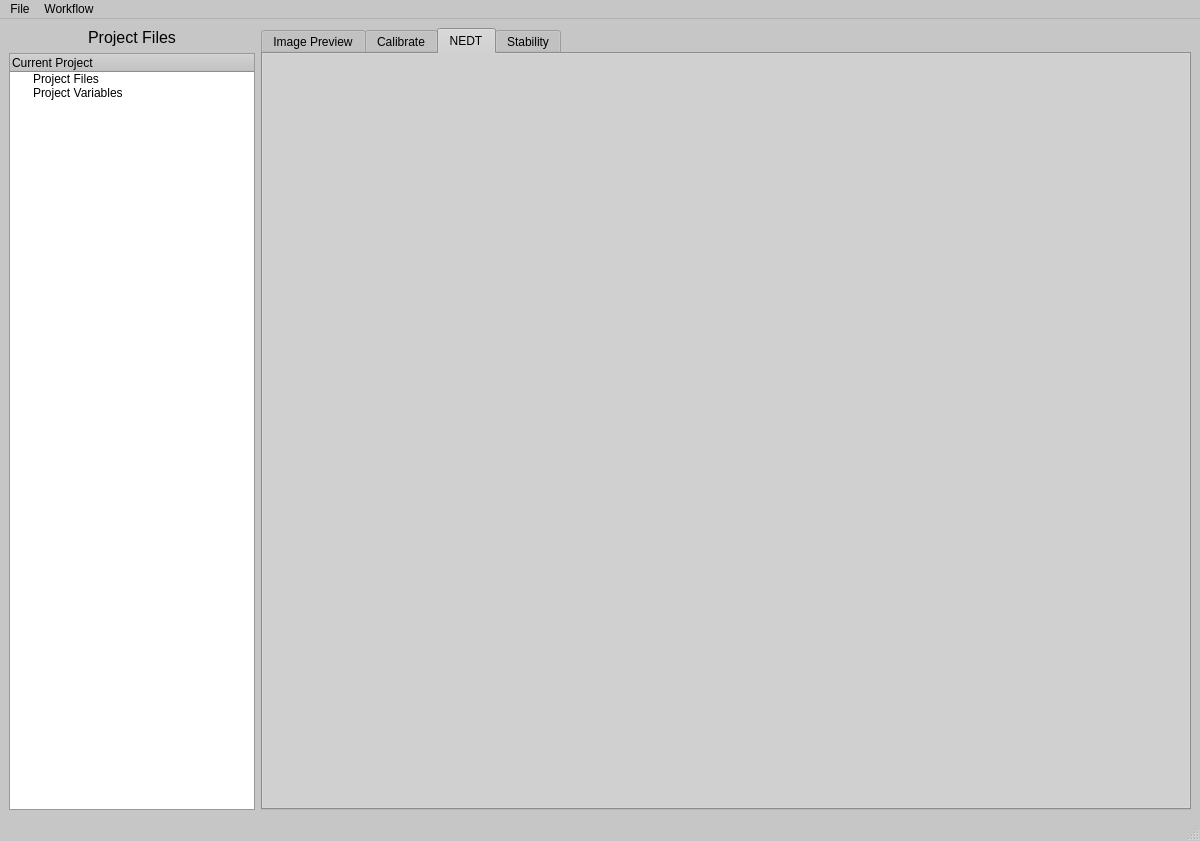
Qt form gui/form.ui (IccedLemonTea/SeniorProject) before a commit.
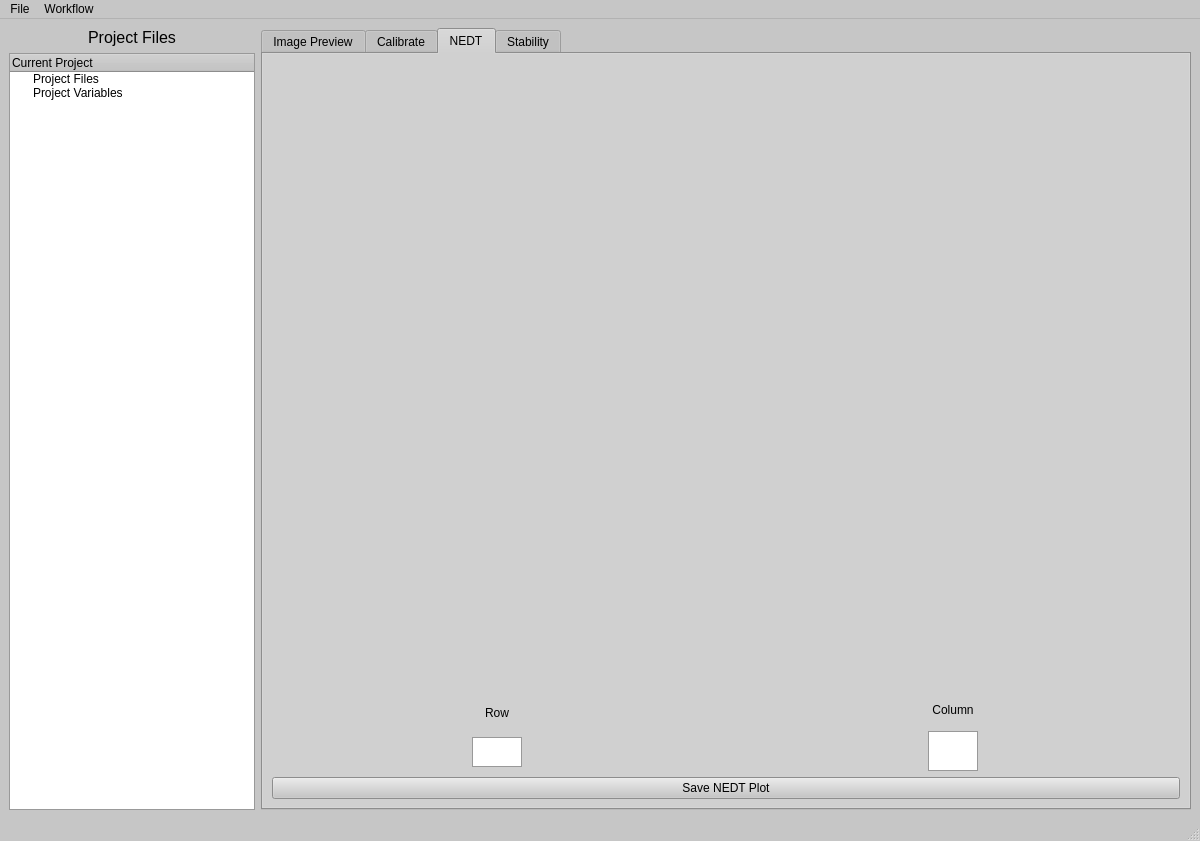
The same form after that commit. The open tabs and pages were chosen to show the change. Icons and pictures are not drawn.

Commit message: added NEDT visualization

Patch:
```diff
--- a/gui/form.ui
+++ b/gui/form.ui
@@ -915,7 +915,126 @@
          <attribute name="title">
           <string>NEDT</string>
          </attribute>
-         <layout class="QVBoxLayout" name="verticalLayout_5"/>
+         <layout class="QVBoxLayout" name="verticalLayout_5">
+          <item>
+           <widget class="QWidget" name="widgetNEDTPlot" native="true">
+            <property name="minimumSize">
+             <size>
+              <width>700</width>
+              <height>500</height>
+             </size>
+            </property>
+            <layout class="QVBoxLayout" name="verticalLayout_4"/>
+           </widget>
+          </item>
+          <item>
+           <layout class="QHBoxLayout" name="layoutNEDTRowCol">
+            <item>
+             <layout class="QVBoxLayout" name="layoutNEDTRow">
+              <property name="leftMargin">
+               <number>200</number>
+              </property>
+              <property name="rightMargin">
+               <number>200</number>
+              </property>
+              <item>
+               <widget class="QLabel" name="labelNEDTRow">
+                <property name="sizePolicy">
+                 <sizepolicy hsizetype="Preferred" vsizetype="Preferred">
+                  <horstretch>0</horstretch>
+                  <verstretch>0</verstretch>
+                 </sizepolicy>
+                </property>
+                <property name="minimumSize">
+                 <size>
+                  <width>0</width>
+                  <height>0</height>
+                 </size>
+                </property>
+                <property name="maximumSize">
+                 <size>
+                  <width>200</width>
+                  <height>30</height>
+                 </size>
+                </property>
+                <property name="text">
+                 <string>Row</string>
+                </property>
+                <property name="alignment">
+                 <set>Qt::AlignCenter</set>
+                </property>
+               </widget>
+              </item>
+              <item>
+               <widget class="QTextEdit" name="texteditNEDTRow">
+                <property name="sizePolicy">
+                 <sizepolicy hsizetype="Expanding" vsizetype="Expanding">
+                  <horstretch>0</horstretch>
+                  <verstretch>0</verstretch>
+                 </sizepolicy>
+                </property>
+                <property name="maximumSize">
+                 <size>
+                  <width>50</width>
+                  <height>30</height>
+                 </size>
+                </property>
+               </widget>
+              </item>
+             </layout>
+            </item>
+            <item>
+             <layout class="QVBoxLayout" name="layoutNEDTCol">
+              <property name="leftMargin">
+               <number>200</number>
+              </property>
+              <property name="rightMargin">
+               <number>200</number>
+              </property>
+              <item>
+               <widget class="QLabel" name="labelNEDTCol">
+                <property name="maximumSize">
+                 <size>
+                  <width>200</width>
+                  <height>30</height>
+                 </size>
+                </property>
+                <property name="text">
+                 <string>Column</string>
+                </property>
+                <property name="alignment">
+                 <set>Qt::AlignCenter</set>
+                </property>
+               </widget>
+              </item>
+              <item>
+               <widget class="QTextEdit" name="texteditNEDTCol">
+                <property name="sizePolicy">
+                 <sizepolicy hsizetype="Expanding" vsizetype="Expanding">
+                  <horstretch>0</horstretch>
+                  <verstretch>0</verstretch>
+                 </sizepolicy>
+                </property>
+                <property name="maximumSize">
+                 <size>
+                  <width>50</width>
+                  <height>40</height>
+                 </size>
+                </property>
+               </widget>
+              </item>
+             </layout>
+            </item>
+           </layout>
+          </item>
+          <item>
+           <widget class="QPushButton" name="pushSaveNEDT">
+            <property name="text">
+             <string>Save NEDT Plot</string>
+            </property>
+           </widget>
+          </item>
+         </layout>
         </widget>
         <widget class="QWidget" name="stabilityTab">
          <property name="enabled">
```
Left out of the diff: 8 changed lines with no effect on the pictures. The commit also changes 3 other files.
